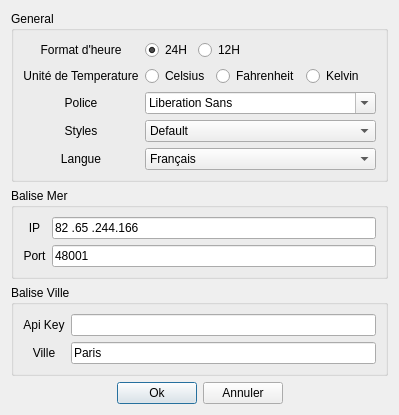
The window that settingsdlg.ui (aiekick/ProjectStationMeteo) describes before a commit, drawn with Qt 5.
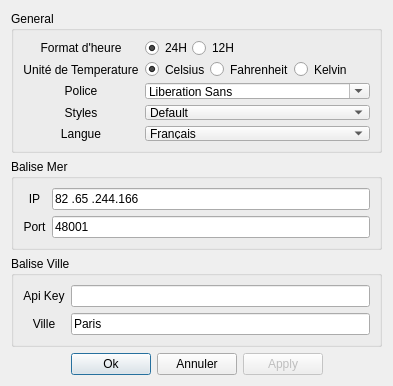
The same window after the commit.

Diff of the .ui file:
```diff
--- a/settingsdlg.ui
+++ b/settingsdlg.ui
@@ -9,7 +9,7 @@
    <rect>
     <x>0</x>
     <y>0</y>
-    <width>366</width>
+    <width>393</width>
     <height>386</height>
    </rect>
   </property>
@@ -19,9 +19,24 @@
     <verstretch>0</verstretch>
    </sizepolicy>
   </property>
+  <property name="minimumSize">
+   <size>
+    <width>393</width>
+    <height>386</height>
+   </size>
+  </property>
+  <property name="maximumSize">
+   <size>
+    <width>393</width>
+    <height>386</height>
+   </size>
+  </property>
   <property name="windowTitle">
    <string>Parametres</string>
   </property>
+  <property name="sizeGripEnabled">
+   <bool>false</bool>
+  </property>
   <property name="modal">
    <bool>true</bool>
   </property>
@@ -47,7 +62,25 @@
         <item row="1" column="1">
          <layout class="QHBoxLayout" name="horizontalLayout_3">
           <item>
-           <widget class="QRadioButton" name="radioButton_5">
+           <widget class="QWidget" name="widget_4" native="true">
+            <layout class="QHBoxLayout" name="horizontalLayout_7">
+             <property name="spacing">
+              <number>0</number>
+             </property>
+             <property name="leftMargin">
+              <number>0</number>
+             </property>
+             <property name="topMargin">
+              <number>0</number>
+             </property>
+             <property name="rightMargin">
+              <number>0</number>
+             </property>
+             <property name="bottomMargin">
+              <number>0</number>
+             </property>
+             <item>
+              <widget class="QRadioButton" name="rbUnitCelsius">
             <property name="text">
              <string>Celsius</string>
             </property>
@@ -57,19 +90,22 @@
            </widget>
           </item>
           <item>
-           <widget class="QRadioButton" name="radioButton_3">
+              <widget class="QRadioButton" name="rbUnitFahrenheit">
             <property name="text">
              <string>Fahrenheit</string>
             </property>
            </widget>
           </item>
           <item>
-           <widget class="QRadioButton" name="radioButton_4">
+              <widget class="QRadioButton" name="rbUnitKelvin">
             <property name="text">
              <string>Kelvin</string>
             </property>
            </widget>
           </item>
+            </layout>
+           </widget>
+          </item>
           <item>
            <spacer name="horizontalSpacer_4">
             <property name="orientation">
@@ -101,7 +137,25 @@
         <item row="0" column="1">
          <layout class="QHBoxLayout" name="horizontalLayout_2">
           <item>
-           <widget class="QRadioButton" name="radioButton">
+           <widget class="QWidget" name="widget_4" native="true">
+            <layout class="QHBoxLayout" name="horizontalLayout_8">
+             <property name="spacing">
+              <number>0</number>
+             </property>
+             <property name="leftMargin">
+              <number>0</number>
+             </property>
+             <property name="topMargin">
+              <number>0</number>
+             </property>
+             <property name="rightMargin">
+              <number>0</number>
+             </property>
+             <property name="bottomMargin">
+              <number>0</number>
+             </property>
+             <item>
+              <widget class="QRadioButton" name="rbFormat24H">
             <property name="text">
              <string>24H</string>
             </property>
@@ -111,12 +165,15 @@
            </widget>
           </item>
           <item>
-           <widget class="QRadioButton" name="radioButton_2">
+              <widget class="QRadioButton" name="rbFormat12H">
             <property name="text">
              <string>12H</string>
             </property>
            </widget>
           </item>
+            </layout>
+           </widget>
+          </item>
           <item>
            <spacer name="horizontalSpacer_3">
             <property name="orientation">
@@ -313,6 +370,16 @@
        </property>
       </widget>
      </item>
+     <item>
+      <widget class="QPushButton" name="applyBtn">
+       <property name="enabled">
+        <bool>false</bool>
+       </property>
+       <property name="text">
+        <string>Apply</string>
+       </property>
+      </widget>
+     </item>
      <item>
       <spacer name="horizontalSpacer_2">
        <property name="orientation">
```
Left out of the diff: 14 changed lines with no effect on the pictures. Lines whose indentation alone changed are shown as unchanged.
